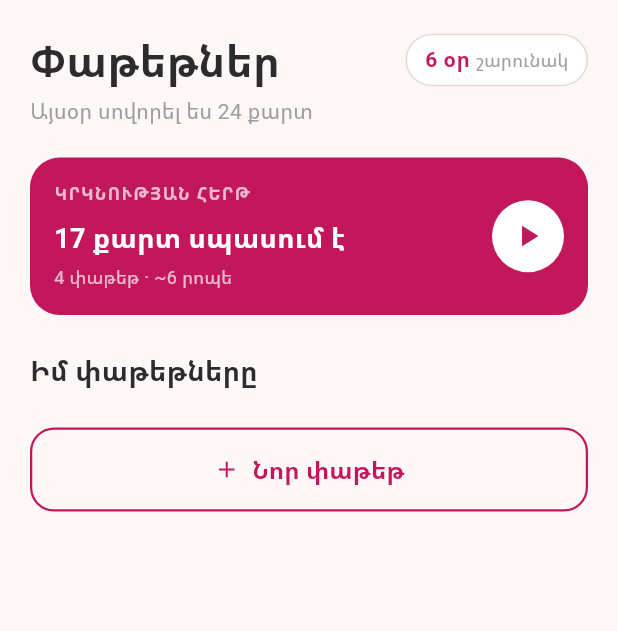
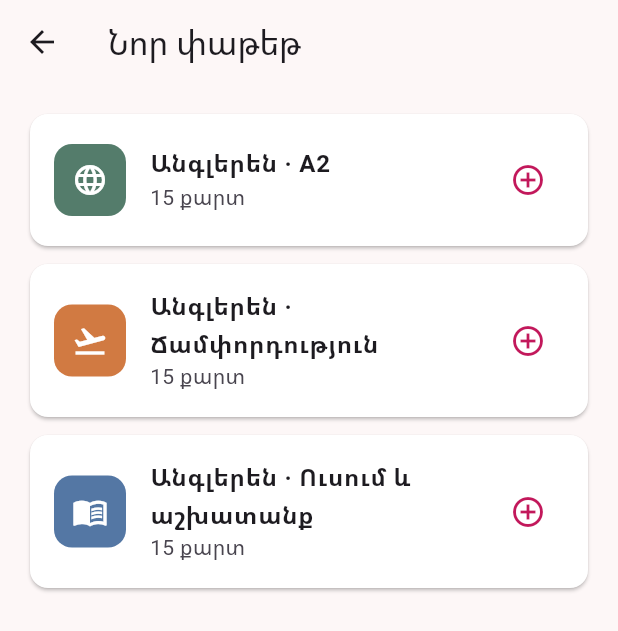
Before and after one commit to ArmenAslikyan/study-cards-moonq, a Flutter app: the screen it shows after launch, after a tap on "Նոր փաթեթ", on a phone screen of 412 x 824 dp. Shown: the top 631 px of the screen. Run offline on Flutter 3.47's test engine with Material 3 defaults, Android fonts, the phone set to English and light mode, and no system bars.

Commit message:
Added New package screen, created providers for everything, right now all are placeholders except the package_provider.dart which is linked to package_repo which implements its infrastructure. All chnages made by Armen Aslikyan

```diff
--- a/lib/core/packages.dart
+++ b/lib/core/packages.dart
@@ -4,6 +4,7 @@ import 'package:study_cards_moonq/models/package.dart';
 
 List<Package> packages = [
 	Package(
+		id: 1,
 		title: 'Անգլերեն · A2',
 		icon: const Icon(Icons.language),
 		iconColor: const Icon(Icons.circle, color: Colors.white),
@@ -27,6 +28,7 @@ List<Package> packages = [
 		],
 	),
 	Package(
+		id: 2,
 		title: 'Անգլերեն · Ճամփորդություն',
 		icon: const Icon(Icons.flight_takeoff),
 		iconColor: const Icon(Icons.circle, color: Colors.white),
@@ -50,6 +52,7 @@ List<Package> packages = [
 		],
 	),
 	Package(
+		id: 3,
 		title: 'Անգլերեն · Ուսում և աշխատանք',
 		icon: const Icon(Icons.menu_book),
 		iconColor: const Icon(Icons.circle, color: Colors.white),
--- /dev/null
+++ b/lib/domain/i_package_repo.dart
@@ -0,0 +1,7 @@
+import 'package:study_cards_moonq/models/package.dart';
+
+abstract interface class IPackageRepo {
+  Future<List<Package>> getPackages();
+  Future<void> addPackage(Package package);
+  Future<void> deletePackage(int packageId);
+}
--- a/lib/main.dart
+++ b/lib/main.dart
@@ -1,6 +1,18 @@
 import 'package:flutter/material.dart';
+import 'package:provider/provider.dart';
+import 'package:study_cards_moonq/infrastructure/package_repo.dart';
+import 'package:study_cards_moonq/providers/package_provider.dart';
 import 'package:study_cards_moonq/study_cards_moonq.dart';
 
 void main() {
-  runApp(const StudyCardsMoonq());
+  runApp(
+    MultiProvider(
+      providers: [
+        ChangeNotifierProvider(
+          create: (context) => PackageProvider(PackageRepo()),
+        ),
+      ],
+      child: StudyCardsMoonq(),
+    ),
+  );
 }
--- a/lib/models/package.dart
+++ b/lib/models/package.dart
@@ -4,6 +4,7 @@ import 'package:study_cards_moonq/models/flashcards.dart';
 class Package {
   final String title;
   final List<Flashcards> flashcards;
+  int id;
   int get cardNumber => flashcards.length;
   final Icon icon;
   final Icon iconColor;
@@ -13,6 +14,7 @@ class Package {
       cardNumber == 0 ? 0 : (learnt / cardNumber) * 100;
   Package({
     required this.title,
+    required this.id,
     required this.flashcards,
     required this.icon,
     required this.iconColor,
--- /dev/null
+++ b/lib/presentation/new_package.dart
@@ -0,0 +1,94 @@
+import 'package:flutter/material.dart';
+import 'package:provider/provider.dart';
+import 'package:study_cards_moonq/models/package.dart';
+import 'package:study_cards_moonq/providers/package_provider.dart';
+
+class NewPackage extends StatelessWidget {
+  const NewPackage({super.key});
+
+  @override
+  Widget build(BuildContext context) {
+    final provider = context.watch<PackageProvider>();
+    final availablePackages = provider.availablePackages;
+    final addedPackageIds = provider.packages
+        .map((package) => package.id)
+        .toSet();
+
+    return Scaffold(
+      backgroundColor: const Color(0xFFFDF7F7),
+      appBar: AppBar(
+        backgroundColor: const Color(0xFFFDF7F7),
+        title: const Text('Նոր փաթեթ'),
+      ),
+      body: ListView.separated(
+        padding: const EdgeInsets.all(20),
+        itemCount: availablePackages.length,
+        separatorBuilder: (context, index) => const SizedBox(height: 12),
+        itemBuilder: (context, index) {
+          final package = availablePackages[index];
+          final isAdded = addedPackageIds.contains(package.id);
+
+          return _PackageOption(
+            package: package,
+            isAdded: isAdded,
+            onAdd: () async {
+              await context.read<PackageProvider>().addPackage(package);
+              if (!context.mounted) return;
+              Navigator.of(context).pop();
+            },
+          );
+        },
+      ),
+    );
+  }
+}
+
+class _PackageOption extends StatelessWidget {
+  const _PackageOption({
+    required this.package,
+    required this.isAdded,
+    required this.onAdd,
+  });
+
+  final Package package;
+  final bool isAdded;
+  final VoidCallback onAdd;
+
+  @override
+  Widget build(BuildContext context) {
+    return Card(
+      color: Colors.white,
+      margin: EdgeInsets.zero,
+      shape: RoundedRectangleBorder(borderRadius: BorderRadius.circular(12)),
+      child: ListTile(
+        contentPadding: const EdgeInsets.symmetric(horizontal: 16, vertical: 8),
+        leading: Container(
+          width: 48,
+          height: 48,
+          alignment: Alignment.center,
+          decoration: BoxDecoration(
+            color: package.iconBackground,
+            borderRadius: BorderRadius.circular(12),
+          ),
+          child: Icon(
+            package.icon.icon,
+            color: package.iconColor.color ?? Colors.white,
+          ),
+        ),
+        title: Text(
+          package.title,
+          style: const TextStyle(fontWeight: FontWeight.bold),
+        ),
+        subtitle: Text('${package.cardNumber} քարտ'),
+        trailing: isAdded
+            ? const Icon(Icons.check_circle, color: Color(0xFF547C6B))
+            : IconButton(
+                tooltip: 'Ավելացնել փաթեթը',
+                onPressed: onAdd,
+                icon: const Icon(Icons.add_circle_outline),
+                color: const Color(0xFFC2185B),
+              ),
+      ),
+    );
+  }
+}
--- a/lib/presentation/study_cards.dart
+++ b/lib/presentation/study_cards.dart
@@ -1,10 +1,16 @@
 import 'package:flutter/material.dart';
+import 'package:provider/provider.dart';
+import 'package:study_cards_moonq/presentation/new_package.dart';
+import 'package:study_cards_moonq/presentation/widgets/package_card.dart';
+import 'package:study_cards_moonq/providers/package_provider.dart';
 
 class StudyCards extends StatelessWidget {
-  const StudyCards({Key? key}) : super(key: key);
+  const StudyCards({super.key});
 
   @override
   Widget build(BuildContext context) {
+    final packages = context.watch<PackageProvider>().packages;
+
     return Scaffold(
       backgroundColor: const Color(0xFFFDF7F7),
 
@@ -26,7 +32,10 @@ class StudyCards extends StatelessWidget {
                     ),
                   ),
                   Container(
-                    padding: const EdgeInsets.symmetric(horizontal: 12, vertical: 6),
+                    padding: const EdgeInsets.symmetric(
+                      horizontal: 12,
+                      vertical: 6,
+                    ),
                     decoration: BoxDecoration(
                       color: Colors.white,
                       borderRadius: BorderRadius.circular(20),
@@ -104,9 +113,11 @@ class StudyCards extends StatelessWidget {
                         shape: BoxShape.circle,
                       ),
                       child: IconButton(
-                        icon: const Icon(Icons.play_arrow, color: Color(0xFFC2185B)),
-                        onPressed: () {
-                        },
+                        icon: const Icon(
+                          Icons.play_arrow,
+                          color: Color(0xFFC2185B),
+                        ),
+                        onPressed: () {},
                       ),
                     ),
                   ],
@@ -122,9 +133,31 @@ class StudyCards extends StatelessWidget {
                 ),
               ),
               const SizedBox(height: 24),
+              if (packages.isEmpty)
+                const Padding(
+                  padding: EdgeInsets.only(bottom: 20),
+                  child: Text(
+                    'Դեռ փաթեթներ չկան',
+                    style: TextStyle(color: Colors.grey),
+                  ),
+                )
+              else
+                ListView.separated(
+                  shrinkWrap: true,
+                  physics: const NeverScrollableScrollPhysics(),
+                  itemCount: packages.length,
+                  separatorBuilder: (context, index) =>
+                      const SizedBox(height: 12),
+                  itemBuilder: (context, index) =>
+                      PackageCard(package: packages[index]),
+                ),
+              SizedBox(height: 20),
               OutlinedButton(
-                onPressed: () {
-                },
+                onPressed: () => Navigator.of(context).push(
+                  MaterialPageRoute<void>(
+                    builder: (context) => const NewPackage(),
+                  ),
+                ),
                 style: OutlinedButton.styleFrom(
                   side: const BorderSide(
                     color: Color(0xFFC2185B),
--- /dev/null
+++ b/lib/providers/package_provider.dart
@@ -0,0 +1,37 @@
+import 'package:flutter/material.dart';
+import 'package:study_cards_moonq/core/packages.dart' as package_catalog;
+import 'package:study_cards_moonq/domain/i_package_repo.dart';
+import 'package:study_cards_moonq/models/package.dart';
+
+class PackageProvider extends ChangeNotifier {
+  PackageProvider(this._repo) {
+    loadPackages();
+  }
+
+  final IPackageRepo _repo;
+  List<Package> _packages = [];
+
+  List<Package> get packages => _packages;
+  List<Package> get availablePackages => package_catalog.packages;
+
+  Future<void> addPackage(Package package) async {
+    if (_packages.any((existingPackage) => existingPackage.id == package.id)) {
+      return;
+    }
+
+    await _repo.addPackage(package);
+    _packages = await _repo.getPackages();
+    notifyListeners();
+  }
+
+  Future<void> deletePackage(int packageId) async {
+    await _repo.deletePackage(packageId);
+    _packages = await _repo.getPackages();
+    notifyListeners();
+  }
+
+  Future<void> loadPackages() async {
+    _packages = await _repo.getPackages();
+    notifyListeners();
+  }
+}
--- /dev/null
+++ b/lib/providers/progress_provider.dart
@@ -0,0 +1,5 @@
+import 'package:flutter/foundation.dart';
+
+class ProgressProvider extends ChangeNotifier{
+
+}
--- a/pubspec.yaml
+++ b/pubspec.yaml
@@ -10,6 +10,7 @@ dependencies:
   flutter:
     sdk: flutter
   cupertino_icons: ^1.0.8
+  provider: ^6.1.5+1
 
 dev_dependencies:
   flutter_test:
```
Also changed, not shown: lib/infrastructure/package_repo.dart (added, +21 -0 lines), lib/presentation/widgets/package_card.dart (added, +66 -0 lines), lib/models/flashcards.dart (line endings or trailing spaces), lib/providers/review_provider.dart (added), lib/providers/storage_provider.dart (added), lib/providers/study_session_provider.dart (added), pubspec.lock.
